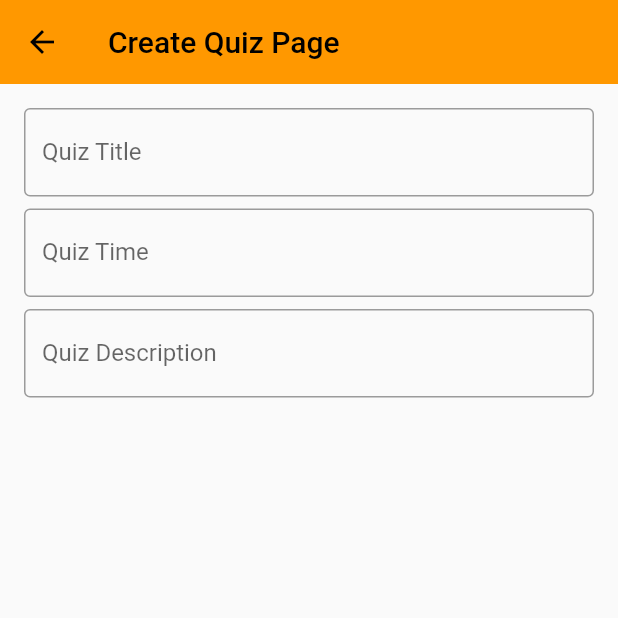
After one commit to arifxpartbd/my-quiz-app, a Flutter app: the HomeScreen screen opened directly, after a tap on "Add Quiz", on a phone screen of 412 x 824 dp, the top half of it. The commit adds this screen. Run offline on Flutter 3.47's test engine with Material 2 defaults, Android fonts, the phone set to English and light mode, and no system bars; our stand-ins replace cloud_firestore, firebase_auth, firebase_core; accounts and stored records are empty.

Commit message:
add create question page

```diff
--- a/lib/main.dart
+++ b/lib/main.dart
@@ -23,6 +23,7 @@ class MyApp extends StatelessWidget {
   @override
   Widget build(BuildContext context) {
     return MaterialApp(
+      debugShowCheckedModeBanner: false,
       title: 'Flutter Demo',
       theme: ThemeData(
         appBarTheme: const AppBarTheme(
--- /dev/null
+++ b/lib/quiz_create_screen.dart
@@ -0,0 +1,37 @@
+import 'package:flutter/material.dart';
+import 'package:quizapp/widges/my_text_field_widget.dart';
+
+class QuizCreateScreen extends StatefulWidget {
+  const QuizCreateScreen({Key? key}) : super(key: key);
+
+  @override
+  State<QuizCreateScreen> createState() => _QuizCreateScreenState();
+}
+
+class _QuizCreateScreenState extends State<QuizCreateScreen> {
+  @override
+  Widget build(BuildContext context) {
+    return Scaffold(
+      appBar: AppBar(
+        title: Text("Create Quiz Page"),
+      ),
+      body: ListView(
+        padding: EdgeInsets.all(16),
+        children: [
+          MyTextField(textEditingController: TextEditingController(),
+          lableText: 'Quiz Title',
+          ),
+          SizedBox(height: 8,),
+          MyTextField(textEditingController: TextEditingController(),
+          lableText: 'Quiz Time',
+          ),
+          SizedBox(height: 8,),
+          MyTextField(textEditingController: TextEditingController(),
+          lableText: 'Quiz Description',
+          ),
+
+        ],
+      ),
+    );
+  }
+}
--- a/lib/screens/home_screen.dart
+++ b/lib/screens/home_screen.dart
@@ -1,5 +1,7 @@
 import 'package:firebase_auth/firebase_auth.dart';
 import 'package:flutter/material.dart';
+import 'package:quizapp/quiz_create_screen.dart';
+import 'package:quizapp/screens/login_screen.dart';
 import 'package:quizapp/utils/myStyle.dart';
 
 import '../widges/home_card_button.dart';
@@ -27,11 +29,33 @@ class _HomeScreenState extends State<HomeScreen> {
       });
     });
   }
+
+  Future<void> signOut() async {
+    try {
+      await FirebaseAuth.instance.signOut().then((value){
+        Navigator.pushAndRemoveUntil(context, MaterialPageRoute(builder: (context){
+          return LoginScreen();
+        }), (route) => false);
+      });
+      // Perform any additional actions after sign out
+      print('Sign out successful');
+    } catch (e) {
+      // Handle sign out errors
+      print('Sign out error: $e');
+    }
+  }
+
+
   @override
   Widget build(BuildContext context) {
     return Scaffold(
       appBar: AppBar(
         title: const Text("DashBoard"),
+        actions: [
+          IconButton(onPressed: (){
+            signOut();
+          }, icon: Icon(Icons.logout))
+        ],
       ),
       body: ListView(
         padding: const EdgeInsets.all(8),
@@ -81,6 +105,35 @@ class _HomeScreenState extends State<HomeScreen> {
 
             ],
           ),
+          SizedBox(height: 8,),
+          Row(
+            children: [
+              Expanded(
+                flex: 1,
+                child: HomeCardButton(
+                  iconData: Icons.area_chart,
+                  onTap: (){},
+                  cardText: "View Quiz Result",
+                ),
+              ),
+              const SizedBox(width: 8,),
+              Expanded(
+                flex: 1,
+                child: HomeCardButton(
+                  iconData: Icons.local_offer,
+                  onTap: (){
+                    Navigator.push(context, MaterialPageRoute(builder: (context){
+                      return QuizCreateScreen();
+                    }));
+                  },
+                  cardText: "Add Quiz",
+                ),
+              ),
+
+
+
+            ],
+          ),
         ],
       ),
     );
```
